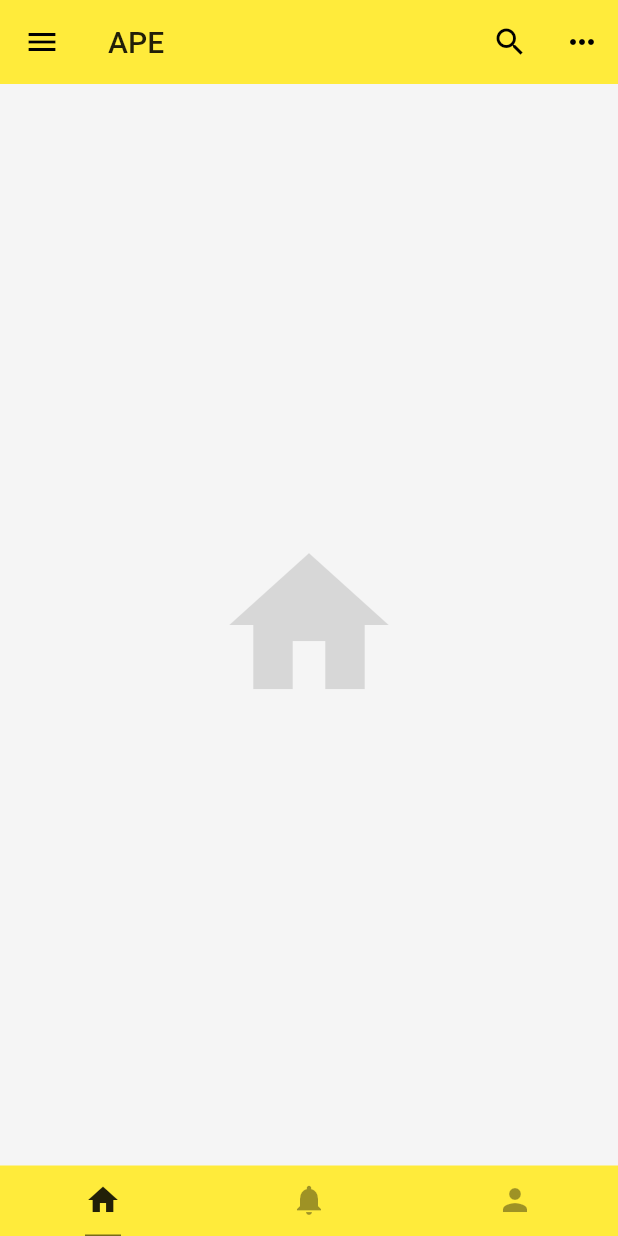
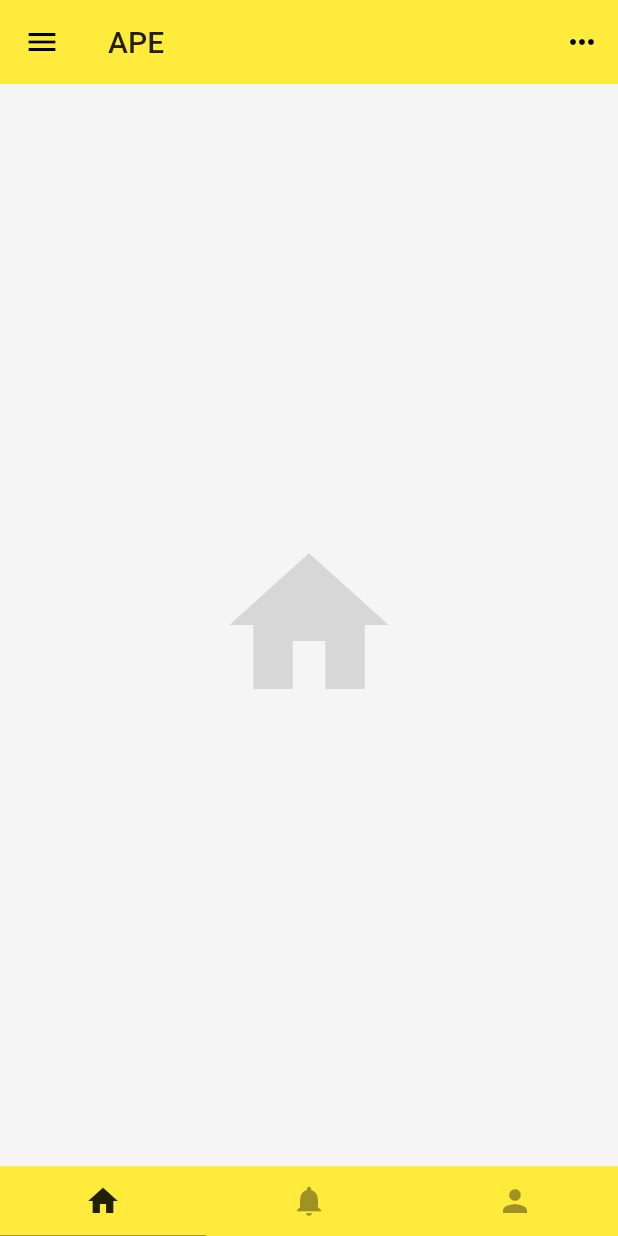
Before and after one commit to ArmyHan/ape, a Flutter app: the screen it shows after launch, on a phone screen of 412 x 824 dp. Run offline on Flutter 3.47's test engine with Material 2 defaults, Android fonts, the phone set to English and light mode, and no system bars.

Commit message:
添加弹出菜单。

```diff
--- a/lib/Home.dart
+++ b/lib/Home.dart
@@ -26,46 +26,7 @@ class HomeState extends State<Home> with SingleTickerProviderStateMixin {
     return Scaffold(
       backgroundColor: Colors.grey[100],
       appBar: _buildAppBar(),
-      drawer: Drawer(
-        child: ListView(
-          padding: EdgeInsets.zero,
-          children: <Widget>[
-            UserAccountsDrawerHeader(
-              accountName: Text(
-                '阿猿',
-                style: TextStyle(fontWeight: FontWeight.bold, fontSize: 16),
-              ),
-              accountEmail: Text('ayuan@dingding.com'),
-              currentAccountPicture: CircleAvatar(
-                backgroundImage: NetworkImage(
-                    'https://avatars1.githubusercontent.com/u/35946000?s=400&u=56381a9606a5263b20b991db35fe6747bf9959a7&v=4'),
-              ),
-              decoration: BoxDecoration(
-                  color: Colors.yellow[400],
-                  image: DecorationImage(
-                      image: AssetImage(headBackgroundImage),
-                      fit: BoxFit.fill,
-                      colorFilter: ColorFilter.mode(Colors.grey[100].withOpacity(0.5), BlendMode.hardLight))),
-            ),
-            ListTile(
-                title: Text('Messages', textAlign: TextAlign.right),
-                trailing: Icon(Icons.message, size: 22),
-                onTap: () => Navigator.pop(context)),
-            ListTile(
-                title: Text('Favorite', textAlign: TextAlign.right),
-                trailing: Icon(Icons.favorite, size: 22),
-                onTap: () => Navigator.pop(context)),
-            ListTile(
-                title: Text('Settings', textAlign: TextAlign.right),
-                trailing: Icon(Icons.settings, size: 22),
-                onTap: () => Navigator.pop(context)),
-            ListTile(
-                title: Text('Logout', textAlign: TextAlign.right),
-                trailing: Icon(Icons.exit_to_app, size: 22),
-                onTap: () => Navigator.pop(context)),
-          ],
-        ),
-      ),
+      drawer: _buildDrawer(),
       body: TabBarView(
         controller: _controller,
         children: <Widget>[
@@ -80,8 +41,7 @@ class HomeState extends State<Home> with SingleTickerProviderStateMixin {
           controller: _controller,
           unselectedLabelColor: Colors.black38,
           indicatorColor: Colors.black54,
-          indicatorSize: TabBarIndicatorSize.label,
-          indicatorWeight: 1.0,
+          indicatorWeight: 0.5,
           tabs: <Widget>[
             Tab(icon: Icon(Icons.home)),
             Tab(icon: Icon(Icons.notifications)),
@@ -98,17 +58,71 @@ class HomeState extends State<Home> with SingleTickerProviderStateMixin {
       centerTitle: false,
       elevation: 0.0,
       actions: <Widget>[
-        IconButton(
-          icon: Icon(Icons.search),
-          tooltip: 'Search',
-          onPressed: () => debugPrint('search button press.'),
-        ),
-        IconButton(
+        PopupMenuButton(
           icon: Icon(Icons.more_horiz),
           tooltip: 'More',
-          onPressed: () => debugPrint('more button press.'),
+          onSelected: (String value) => debugPrint(value),
+          itemBuilder: (context) => <PopupMenuItem<String>>[
+                PopupMenuItem(
+                  value: "Search",
+                  child: ListTile(
+                      title: Text('Search Button', textAlign: TextAlign.right),
+                      trailing: Icon(Icons.search, size: 22),
+                      onTap: () => Navigator.pop(context)),
+                ),
+                PopupMenuItem(
+                  value: "Settings",
+                  child: ListTile(
+                      title: Text('Setting Button', textAlign: TextAlign.right),
+                      trailing: Icon(Icons.settings, size: 22),
+                      onTap: () => Navigator.pop(context)),
+                ),
+              ],
         ),
       ],
     );
   }
+
+  _buildDrawer() {
+    return Drawer(
+      child: ListView(
+        padding: EdgeInsets.zero,
+        children: <Widget>[
+          UserAccountsDrawerHeader(
+            accountName: Text(
+              '阿猿',
+              style: TextStyle(fontWeight: FontWeight.bold, fontSize: 16),
+            ),
+            accountEmail: Text('ayuan@dingding.com'),
+            currentAccountPicture: CircleAvatar(
+              backgroundImage: NetworkImage(
+                  'https://avatars1.githubusercontent.com/u/35946000?s=400&u=56381a9606a5263b20b991db35fe6747bf9959a7&v=4'),
+            ),
+            decoration: BoxDecoration(
+                color: Colors.yellow[400],
+                image: DecorationImage(
+                    image: AssetImage(headBackgroundImage),
+                    fit: BoxFit.fill,
+                    colorFilter: ColorFilter.mode(Colors.grey[400].withOpacity(0.4), BlendMode.hardLight))),
+          ),
+          ListTile(
+              title: Text('Messages', textAlign: TextAlign.right),
+              trailing: Icon(Icons.message, size: 22),
+              onTap: () => Navigator.pop(context)),
+          ListTile(
+              title: Text('Favorite', textAlign: TextAlign.right),
+              trailing: Icon(Icons.favorite, size: 22),
+              onTap: () => Navigator.pop(context)),
+          ListTile(
+              title: Text('Settings', textAlign: TextAlign.right),
+              trailing: Icon(Icons.settings, size: 22),
+              onTap: () => Navigator.pop(context)),
+          ListTile(
+              title: Text('Logout', textAlign: TextAlign.right),
+              trailing: Icon(Icons.exit_to_app, size: 22),
+              onTap: () => Navigator.pop(context)),
+        ],
+      ),
+    );
+  }
 }
```
